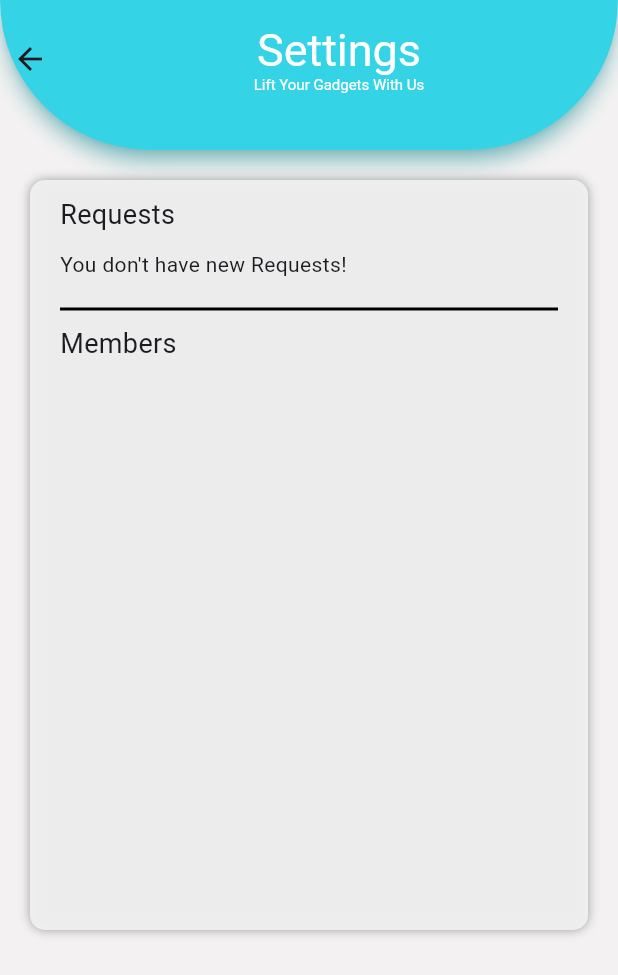
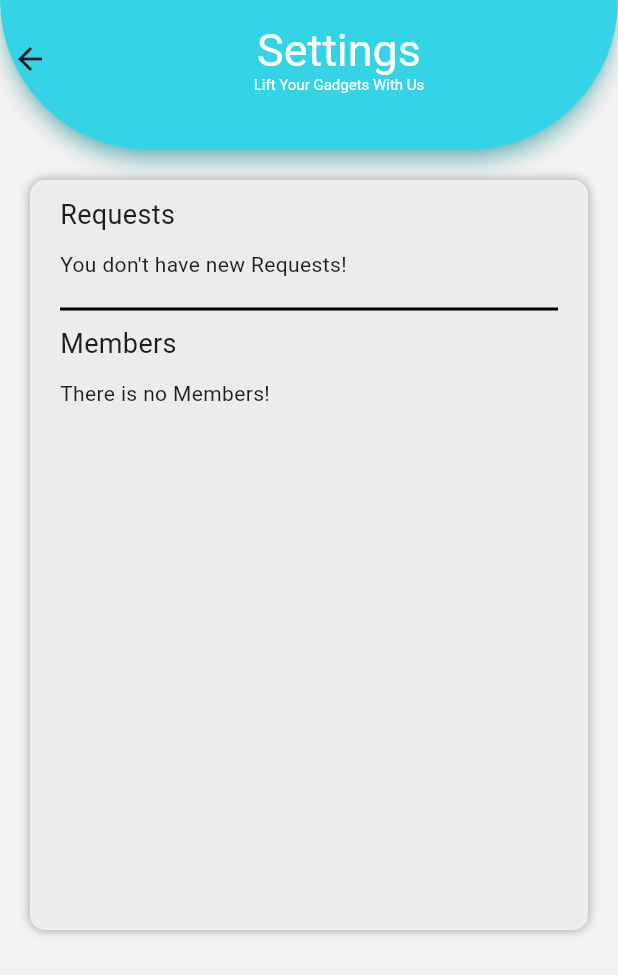
Before and after one commit to younes-damouna/gad-lift, a Flutter app: the SettingsScreen screen opened directly, on a phone screen of 412 x 824 dp. Shown: the top 975 px of the screen. Run offline on Flutter 3.47's test engine with Material 3 defaults, Android fonts, the phone set to English and light mode, and no system bars; our stand-ins replace dio, firebase_core, firebase_messaging, flutter_secure_storage, flutter_svg, google_fonts and 1 more; missing offline and left inert: dart:ffi; accounts and stored records are empty; network calls fail.

Commit message:
frontend: implemented get Members

```diff
--- a/mobile_app/lib/helpers/models/member.model.dart
+++ b/mobile_app/lib/helpers/models/member.model.dart
@@ -23,8 +23,8 @@ class Member {
   static List <Member> parseMembers(List objects) {
     List<Member> list = [];
     for (Map object in objects) {
-      final request = Member.fromJson(object);
-      list.add(request);
+      final member = Member.fromJson(object);
+      list.add(member);
     }
     return list;
   }
--- a/mobile_app/lib/helpers/providers/member_provider.dart
+++ b/mobile_app/lib/helpers/providers/member_provider.dart
@@ -1,13 +1,13 @@
 import 'package:flutter/material.dart';
-import 'package:mobile_app/helpers/models/request.model.dart';
+import 'package:mobile_app/helpers/models/member.model.dart';
 
 class MemberProvider with ChangeNotifier {
-  List<Member> requests;
+  List<Member> members;
 
-  MemberProvider({this.requests = const []});
+  MemberProvider({this.members = const []});
 
-  void getMembers(List<Member> req) {
-    requests = req;
+  void getMembers(List<Member> members) {
+    members = members;
 
     notifyListeners();
   }
--- a/mobile_app/lib/main.dart
+++ b/mobile_app/lib/main.dart
@@ -3,6 +3,7 @@ import 'package:flutter/material.dart';
 import 'package:google_fonts/google_fonts.dart';
 import 'package:mobile_app/firebase_options.dart';
 import 'package:mobile_app/helpers/api/services/firebase.service.dart';
+import 'package:mobile_app/helpers/providers/member_provider.dart';
 import 'package:mobile_app/helpers/providers/profile_provider.dart';
 import 'package:mobile_app/helpers/providers/request_provider.dart';
 import 'package:mobile_app/screens/auth/login.screen.dart';
@@ -51,6 +52,12 @@ class _MainAppState extends State<MainApp> {
             requests: [],
           ),
         ),
+
+           ListenableProvider(
+          create: (context) => MemberProvider(
+            members: [],
+          ),
+        ),
       ],
       child: MaterialApp(
         navigatorKey: navigatorKey,
--- a/mobile_app/lib/screens/settings.screen.dart
+++ b/mobile_app/lib/screens/settings.screen.dart
@@ -2,7 +2,9 @@ import 'dart:developer';
 
 import 'package:flutter/material.dart';
 import 'package:mobile_app/helpers/api/services/request.service.dart';
+import 'package:mobile_app/helpers/models/member.model.dart';
 import 'package:mobile_app/helpers/models/request.model.dart';
+import 'package:mobile_app/helpers/providers/member_provider.dart';
 import 'package:mobile_app/helpers/providers/request_provider.dart';
 import 'package:mobile_app/widgets/app_bar.widget.dart';
 import 'package:mobile_app/widgets/common/aler.widget.dart';
@@ -22,11 +24,17 @@ class _SettingsScreenState extends State<SettingsScreen> {
     final response = await RequestService.getRequests();
 
     final req = Request.parseRequests(response['requests']);
+    final members = Member.parseMembers(response['members']);
     log('response $response');
     Provider.of<RequestProvider>(
       context,
       listen: false,
     ).getRequests(req);
+
+    Provider.of<MemberProvider>(
+      context,
+      listen: false,
+    ).getMembers(members);
 
     log('requests: ${response['requests']}');
   }
@@ -145,6 +153,56 @@ class _SettingsScreenState extends State<SettingsScreen> {
                           SectionTitle(title: 'Members', size: 18),
                         ],
                       ),
+                      SizedBox(
+                        child: Consumer<MemberProvider>(
+                          builder:
+                              (BuildContext context, member, Widget? child) {
+                            if (member.members.length > 0) {
+                              return ListView.builder(
+                                  itemCount: member.members.length,
+                                  shrinkWrap: true,
+                                  itemBuilder: (context, i) {
+                                    return RequestButton(
+                                      text:
+                                          '${member.members[i].first_name} ${member.members[i].last_name}',
+                                      handlePress: () {
+                                        log(member.members[i].id);
+                                        showDialog<String>(
+                                          context: context,
+                                          builder: (BuildContext context) =>
+                                              AlertMessage(
+                                            handlePress: () async {
+                                              final response = await RequestService
+                                                  .acceptMember(
+                                                      '${member.members[i].id}');
+
+                                              // final req = Request.parseRequests(
+                                              //     response['requests']);
+                                              // log('response $response');
+                                              // Provider.of<RequestProvider>(
+                                              //   context,
+                                              //   listen: false,
+                                              // ).getRequests(req);
+
+                                              log('requests: $response');
+                                            },
+                                            request:
+                                                '${member.members[i].first_name} ${member.members[i].last_name}',
+                                          ),
+                                        );
+                                      },
+                                    );
+                                  });
+                            } else {
+                              return const Padding(
+                                padding: EdgeInsets.symmetric(vertical: 10.0),
+                                child: SectionTitle(
+                                    title: 'There is no Members!', size: 14),
+                              );
+                            }
+                          },
+                        ),
+                      ),
                     ],
                   ),
                 ),
```
